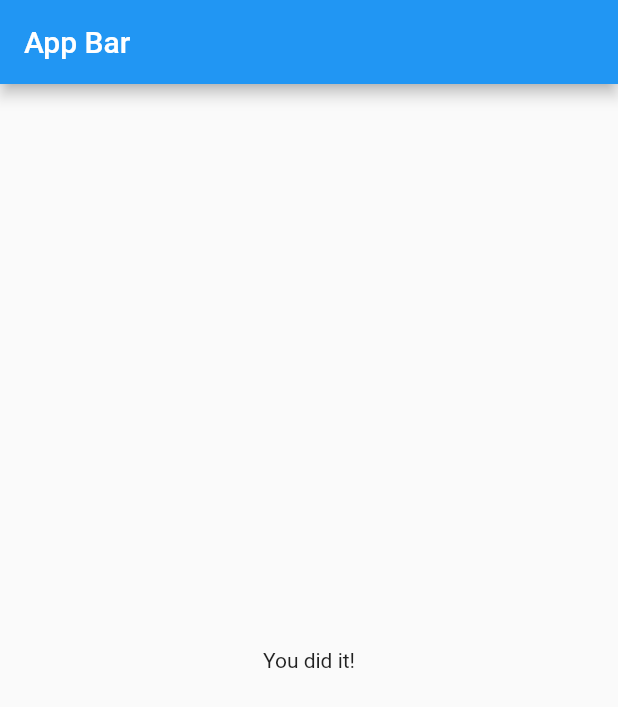
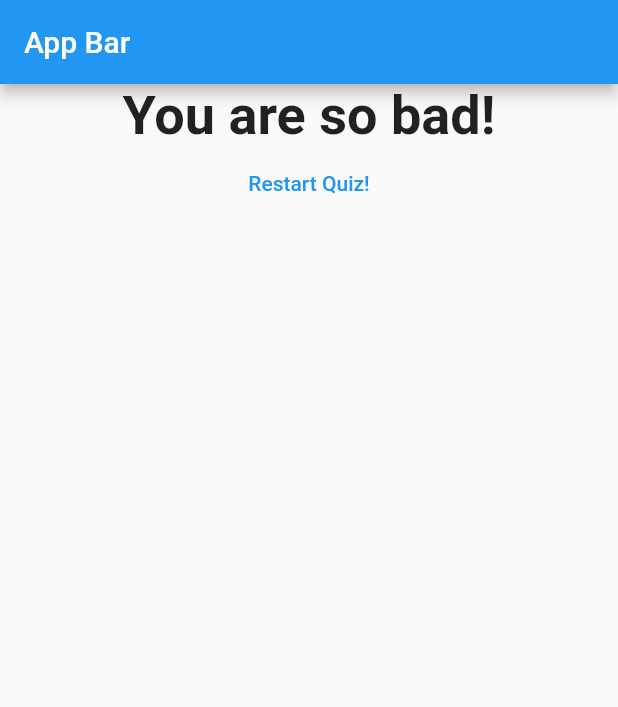
Before and after one commit to Lionel-P-Ablus/demo_01, a Flutter app: the screen it shows after launch, after a tap on "Black", after a tap on "Snake", after a tap on "Singh", on a phone screen of 412 x 824 dp. Shown: the top 707 px of the screen. Run offline on Flutter 3.47's test engine with Material 2 defaults, Android fonts, the phone set to English and light mode, and no system bars.

Commit message:
resetting the quiz

```diff
--- a/lib/main.dart
+++ b/lib/main.dart
@@ -11,23 +11,47 @@ class MyApp extends StatefulWidget {
 
 class _MyAppState extends State<MyApp> {
   var _questionIndex = 0;
+  var _totalScore = 0;
 
   final _questions = const [
     {
       'questionText': 'quest 1',
-      'answers': ['Black', 'Red', 'Green', 'White']
+      'answers': [
+        {'text': 'Black', 'score': 10},
+        {'text': 'Red', 'score': 5},
+        {'text': 'Green', 'score': 3},
+        {'text': 'White', 'score': 1}
+      ]
     },
     {
       'questionText': 'quest 2',
-      'answers': ['Rabbit', 'Snake', 'Elephant', 'Lion']
+      'answers': [
+        {'text': 'Rabbit', 'score': 3},
+        {'text': 'Snake', 'score': 11},
+        {'text': 'Elephant', 'score': 5},
+        {'text': 'Lion', 'score': 9}
+      ]
     },
     {
       'questionText': 'quest 3',
-      'answers': ['Max', 'Max', 'Singh', 'Singh']
+      'answers': [
+        {'text': 'Max', 'score': 1},
+        {'text': 'Max', 'score': 1},
+        {'text': 'Singh', 'score': 1},
+        {'text': 'Singh', 'score': 1}
+      ]
     },
   ];
 
-  void _answerQuestion() {
+  void _resetQuiz() {
+    setState(() {
+      _questionIndex = 0;
+      _totalScore = 0;
+    });
+  }
+  void _answerQuestion(int score) {
+    _totalScore += score;
+
     setState(() {
       _questionIndex++;
     });
@@ -47,7 +71,7 @@ class _MyAppState extends State<MyApp> {
                 questionIndex: _questionIndex,
                 questions: _questions,
               )
-            : Result(),
+            : Result(_totalScore, _resetQuiz),
       ),
     );
   }
--- a/lib/quiz.dart
+++ b/lib/quiz.dart
@@ -5,7 +5,7 @@ import './answer.dart';
 class Quiz extends StatelessWidget {
   final List<Map<String, Object>> questions;
   final int questionIndex;
-  final VoidCallback answerQuestion;
+  final Function answerQuestion;
 
   Quiz({
     required this.questions,
@@ -18,8 +18,8 @@ class Quiz extends StatelessWidget {
     return Column(
       children: [
         Question(questions[questionIndex]['questionText'] as String),
-        ...(questions[questionIndex]['answers'] as List<String>).map((aswer) {
-          return Answer(answerQuestion, aswer);
+        ...(questions[questionIndex]['answers'] as List<Map<String, Object>>).map((answer) {
+          return Answer(() => answerQuestion(answer['score'] as int), answer['text'] as String);
         }).toList(),
       ],
     );
--- a/lib/result.dart
+++ b/lib/result.dart
@@ -1,10 +1,43 @@
 import 'package:flutter/material.dart';
 
 class Result extends StatelessWidget {
+  final int resultScore;
+  final VoidCallback resetHandler;
+
+  Result(this.resultScore, this.resetHandler);
+
+  String get resultPhrase {
+    var resultText = 'You did it!';
+    if (resultScore <= 8) {
+      resultText = 'You are awesome and innocent';
+    } else if (resultScore <= 12) {
+      resultText = 'Pretty likeable!';
+    } else if (resultScore <= 16) {
+      resultText = 'You are ... strange?!';
+    } else {
+      resultText = 'You are so bad!';
+    }
+
+    return resultText;
+  }
+
   @override
   Widget build(BuildContext context) {
     return Center(
-      child: Text('You did it!'),
+      child: Column(
+        children: [
+          Text(
+            resultPhrase,
+            style: TextStyle(fontSize: 36, fontWeight: FontWeight.bold),
+            textAlign: TextAlign.center,
+          ),
+          FlatButton(
+            onPressed: resetHandler,
+            child: Text('Restart Quiz!'),
+            textColor: Colors.blue,
+          )
+        ],
+      ),
     );
   }
 }
```
